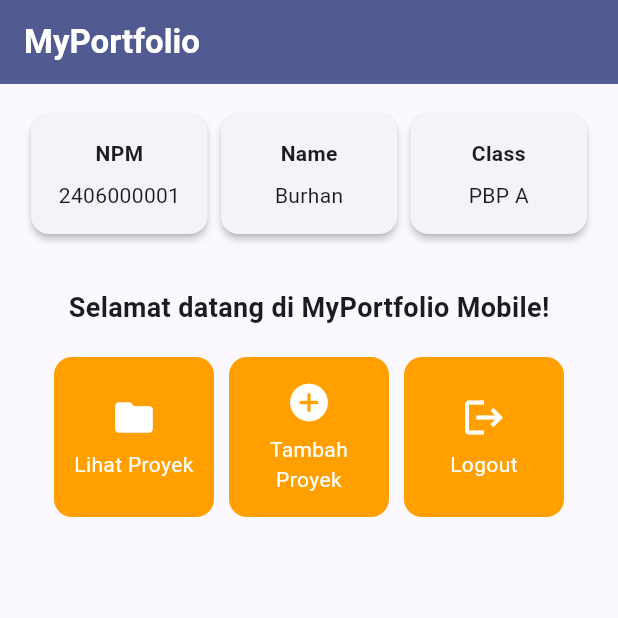
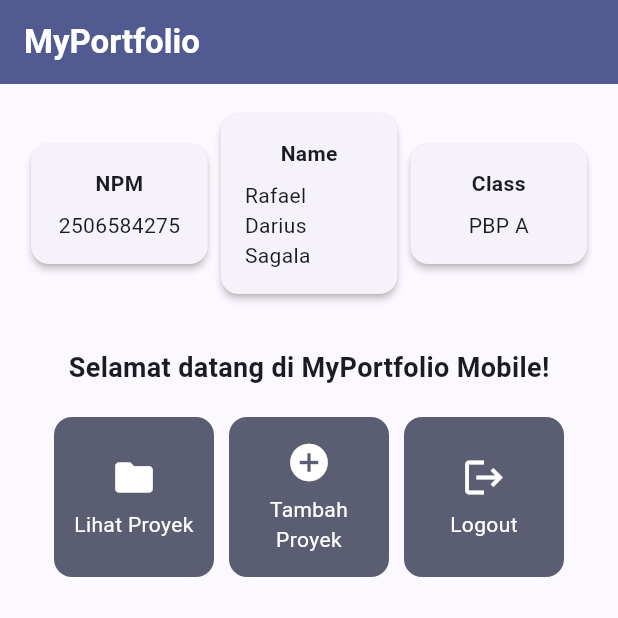
Before and after one commit to darzzius/myportofolio_mobile, a Flutter app: the screen it shows after launch, on a phone screen of 412 x 824 dp, the top half of it. Run offline on Flutter 3.47's test engine with Material 3 defaults, Android fonts, the phone set to English and light mode, and no system bars.

Commit message:
personalize identity and application branding

```diff
--- a/lib/main.dart
+++ b/lib/main.dart
@@ -8,34 +8,16 @@ void main() {
 class MyApp extends StatelessWidget {
   const MyApp({super.key});
 
-  // This widget is the root of your application.
   @override
   Widget build(BuildContext context) {
     return MaterialApp(
-      title: 'Flutter Demo',
+      title: 'MyPortfolio',
+      debugShowCheckedModeBanner: false,
       theme: ThemeData(
-        // This is the theme of your application.
-        //
-        // TRY THIS: Try running your application with "flutter run". You'll see
-        // the application has a purple toolbar. Then, without quitting the app,
-        // try changing the seedColor in the colorScheme below to Colors.green
-        // and then invoke "hot reload" (save your changes or press the "hot
-        // reload" button in a Flutter-supported IDE, or press "r" if you used
-        // the command line to start the app).
-        //
-        // Notice that the counter didn't reset back to zero; the application
-        // state is not lost during the reload. To reset the state, use hot
-        // restart instead.
-        //
-        // This works for code too, not just values: Most code changes can be
-        // tested with just a hot reload.
-        colorScheme: ColorScheme.fromSeed(
-          seedColor: Colors.indigo,
-          secondary: Colors.amber[700],
-        ),
+        colorScheme: ColorScheme.fromSeed(seedColor: Colors.indigo),
         useMaterial3: true,
       ),
-      home: MyHomePage(),
+      home: const MyHomePage(),
     );
   }
 }
--- a/lib/menu.dart
+++ b/lib/menu.dart
@@ -1,13 +1,13 @@
 import 'package:flutter/material.dart';
 
 class MyHomePage extends StatelessWidget {
-  MyHomePage({super.key});
+  const MyHomePage({super.key});
 
-  final String npm = "2406000001";
-  final String nama = "Burhan";
-  final String kelas = "PBP A";
+  final String npm = '2506584275';
+  final String nama = 'Rafael Darius Sagala';
+  final String kelas = 'PBP A';
 
-  final List<ItemHomepage> items = [
+  final List<ItemHomepage> items = const [
     ItemHomepage("Lihat Proyek", Icons.folder),
     ItemHomepage("Tambah Proyek", Icons.add_circle),
     ItemHomepage("Logout", Icons.logout),
@@ -120,7 +120,7 @@ class ItemHomepage {
   final String name;
   final IconData icon;
 
-  ItemHomepage(this.name, this.icon);
+  const ItemHomepage(this.name, this.icon);
 }
 
 class ItemCard extends StatelessWidget {
--- a/pubspec.yaml
+++ b/pubspec.yaml
@@ -1,5 +1,5 @@
 name: myportofolio_mobile
-description: "A new Flutter project."
+description: "Portofolio mobile Rafael Darius Sagala untuk mata kuliah PBP."
 # The following line prevents the package from being accidentally published to
 # pub.dev using `flutter pub publish`. This is preferred for private packages.
 publish_to: 'none' # Remove this line if you wish to publish to pub.dev
```
